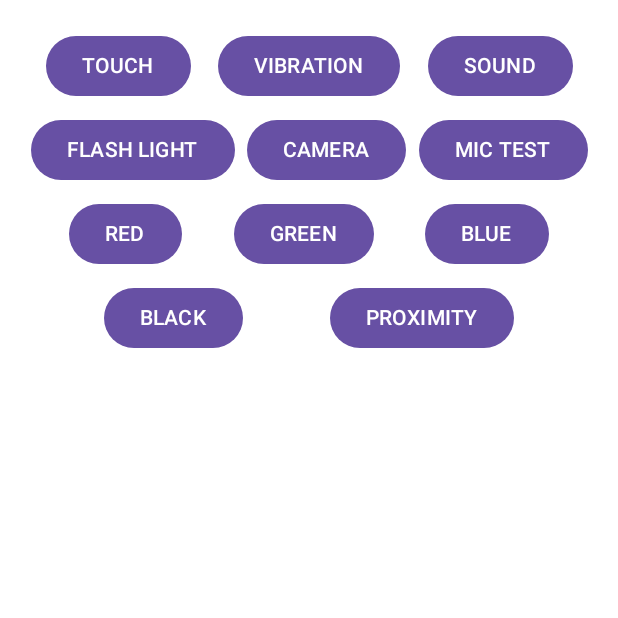
After one commit to AndreasBozoglou/PhoneTest, an Android app built with Jetpack Compose: the composable Navigation shown on its own in the app's theme, on a phone screen of 412 x 824 dp, the top half of it. The commit adds this screen. Run offline under Robolectric (Android 15) with nearby library versions, the phone set to English and light mode, and no system bars.

Commit message:
Add navigation and migrate Black Screen to jetpack compose

```diff
--- a/app/build.gradle
+++ b/app/build.gradle
@@ -46,6 +46,7 @@ dependencies {
     implementation("androidx.compose.ui:ui:1.7.8")
     implementation("androidx.compose.material3:material3:1.3.1")
     implementation("androidx.lifecycle:lifecycle-runtime-compose:2.8.7")
+    implementation ("androidx.navigation:navigation-compose:2.8.7")
 
     implementation("androidx.core:core-ktx:1.15.0")
     implementation("androidx.appcompat:appcompat:1.7.0")
--- /dev/null
+++ b/app/src/main/java/com/example/phonetest/MainScreen.kt
@@ -0,0 +1,194 @@
+package com.example.phonetest
+
+import android.content.Context
+import android.content.Intent
+import android.content.pm.PackageManager
+import android.hardware.camera2.CameraAccessException
+import android.hardware.camera2.CameraManager
+import android.media.MediaPlayer
+import android.os.Build
+import android.os.Handler
+import android.os.Looper
+import android.os.VibrationEffect
+import android.os.Vibrator
+import android.provider.MediaStore
+import android.widget.Toast
+import androidx.compose.foundation.layout.Arrangement
+import androidx.compose.foundation.layout.Column
+import androidx.compose.foundation.layout.Row
+import androidx.compose.foundation.layout.fillMaxSize
+import androidx.compose.foundation.layout.fillMaxWidth
+import androidx.compose.foundation.layout.padding
+import androidx.compose.material3.Button
+import androidx.compose.material3.Text
+import androidx.compose.runtime.Composable
+import androidx.compose.runtime.getValue
+import androidx.compose.runtime.mutableStateOf
+import androidx.compose.runtime.remember
+import androidx.compose.runtime.setValue
+import androidx.compose.ui.Modifier
+import androidx.compose.ui.platform.LocalContext
+import androidx.compose.ui.unit.dp
+import androidx.core.app.ActivityCompat.startActivityForResult
+import androidx.core.content.ContextCompat.getSystemService
+import androidx.core.content.ContextCompat.startActivity
+import androidx.navigation.NavController
+import com.example.phonetest.navigation.Screen
+
+@Composable
+fun MainScreen(navController: NavController) {
+    var flashLightStatus by remember { mutableStateOf(false) }
+    var flag by remember { mutableStateOf(false) }
+    var player by remember { mutableStateOf<MediaPlayer?>(null) }
+    val context = LocalContext.current
+
+    Column(
+        modifier = Modifier
+            .fillMaxSize()
+            .padding(16.dp)
+    ) {
+        Row(
+            modifier = Modifier.fillMaxWidth(),
+            horizontalArrangement = Arrangement.SpaceEvenly
+        ) {
+            CustomButton(text = "TOUCH") {
+                /*startActivity(
+                    Intent(
+                        this@MainActivity,
+                        TouchScreen::class.java
+                    )
+                )*/
+            }
+            CustomButton(text = "VIBRATION") { vibrate() }
+            CustomButton(text = "SOUND") {
+                activateSpeaker(player, flag) { updatedPlayer, updatedFlag ->
+                    player = updatedPlayer
+                    flag = updatedFlag
+                }
+            }
+        }
+
+        Row(
+            modifier = Modifier.fillMaxWidth(),
+            horizontalArrangement = Arrangement.SpaceEvenly
+        ) {
+            CustomButton(text = "FLASH LIGHT") {
+                flashLight(flashLightStatus) {
+                    flashLightStatus = it
+                }
+            }
+            CustomButton(text = "CAMERA") { openFrontCamera() }
+            CustomButton(text = "MIC TEST") {
+                /*startActivity(
+                    Intent(
+                        this@MainActivity,
+                        MainActivityMicrophone::class.java
+                    )
+                )*/
+            }
+        }
+
+        Row(
+            modifier = Modifier.fillMaxWidth(),
+            horizontalArrangement = Arrangement.SpaceEvenly
+        ) {
+            CustomButton(text = "RED") {
+                /*startActivity(
+                    Intent(
+                        this@MainActivity,
+                        MainActivityRed::class.java
+                    )
+                )*/
+            }
+            CustomButton(text = "GREEN") {
+                /*startActivity(
+                    Intent(
+                        this@MainActivity,
+                        MainActivityGreen::class.java
+                    )
+                )*/
+            }
+            CustomButton(text = "BLUE") {
+                /*startActivity(
+                    Intent(
+                        this@MainActivity,
+                        MainActivityBlue::class.java
+                    )
+                )*/
+            }
+        }
+
+        Row(
+            modifier = Modifier.fillMaxWidth(),
+            horizontalArrangement = Arrangement.SpaceEvenly
+        ) {
+            CustomButton(text = "BLACK") {
+                navController.navigate(Screen.BlackScreen.route)
+            }
+            CustomButton(text = "PROXIMITY") {
+                /*startActivity(
+                    Intent(
+                        this@MainActivity,
+                        MainActivityProximity::class.java
+                    )
+                )*/
+            }
+        }
+    }
+}
+
+@Composable
+fun CustomButton(text: String, onClick: () -> Unit) {
+    Button(
+        onClick = onClick,
+        modifier = Modifier.padding(4.dp)
+    ) {
+        Text(text)
+    }
+}
+
+private fun vibrate() {
+    /*val vibrator = getSystemService(Context.VIBRATOR_SERVICE) as Vibrator
+    if (Build.VERSION.SDK_INT >= 26) {
+        vibrator.vibrate(VibrationEffect.createOneShot(1000, VibrationEffect.DEFAULT_AMPLITUDE))
+    } else {
+        vibrator.vibrate(1000)
+    }*/
+}
+
+private fun activateSpeaker(player: MediaPlayer?, flag: Boolean, updateState: (MediaPlayer?, Boolean) -> Unit) {
+    /*if (player == null && !flag) {
+        val newPlayer = MediaPlayer.create(LocalContext.current, R.raw.sound)
+        newPlayer.start()
+        updateState(newPlayer, true)
+
+        Handler(Looper.getMainLooper()).postDelayed({
+            newPlayer.release()
+            updateState(null, false)
+        }, 6000)
+    }*/
+}
+
+private fun openFrontCamera() {
+    /*val intent = Intent(MediaStore.ACTION_IMAGE_CAPTURE)
+    startActivityForResult(intent, 123)*/
+}
+
+private fun flashLight(flashLightStatus: Boolean, updateStatus: (Boolean) -> Unit) {
+    /*val cameraManager = getSystemService(Context.CAMERA_SERVICE) as CameraManager
+    val cameraId = cameraManager.cameraIdList[0]
+    val hasFlash = packageManager.hasSystemFeature(PackageManager.FEATURE_CAMERA_FLASH)
+
+    if (hasFlash) {
+        try {
+            if (Build.VERSION.SDK_INT >= Build.VERSION_CODES.M) {
+                cameraManager.setTorchMode(cameraId, !flashLightStatus)
+            }
+            updateStatus(!flashLightStatus)
+        } catch (e: CameraAccessException) {
+            e.printStackTrace()
+        }
+    } else {
+        Toast.makeText(this, "Your device does not have Flashlight", Toast.LENGTH_SHORT).show()
+    }*/
+}
--- /dev/null
+++ b/app/src/main/java/com/example/phonetest/navigation/Navigation.kt
@@ -0,0 +1,42 @@
+package com.example.phonetest.navigation
+
+import androidx.compose.runtime.Composable
+import androidx.compose.ui.Modifier
+import androidx.navigation.compose.NavHost
+import androidx.navigation.compose.composable
+import androidx.navigation.compose.rememberNavController
+import com.example.phonetest.BlackScreen
+import com.example.phonetest.MainScreen
+
+@Composable
+fun Navigation() {
+    val navController = rememberNavController()
+
+    NavHost(
+        navController = navController,
+        startDestination = Screen.MainScreen.route
+    ) {
+        composable(route = Screen.MainScreen.route) {
+            MainScreen(navController)
+        }
+        composable(route = Screen.BlackScreen.route) {
+            BlackScreen()
+        }
+        composable(route = Screen.BlueScreen.route) {
+
+        }
+        composable(route = Screen.GreenScreen.route) {
+
+        }
+        composable(route = Screen.RedScreen.route) {
+
+        }
+        composable(route = Screen.MicTestScreen.route) {
+
+        }
+        composable(route = Screen.ProximityScreen.route) {
+
+        }
+
+    }
+}
```
Also changed, not shown: app/src/main/java/com/example/phonetest/MainActivity.kt (+8 -166 lines), app/src/main/java/com/example/phonetest/MainActivityBlack.kt (+13 -5 lines), app/src/main/java/com/example/phonetest/navigation/Screen.kt (added, +14 -0 lines), app/src/main/res/layout/activity_main_black.xml (deleted, +0 -10 lines).
